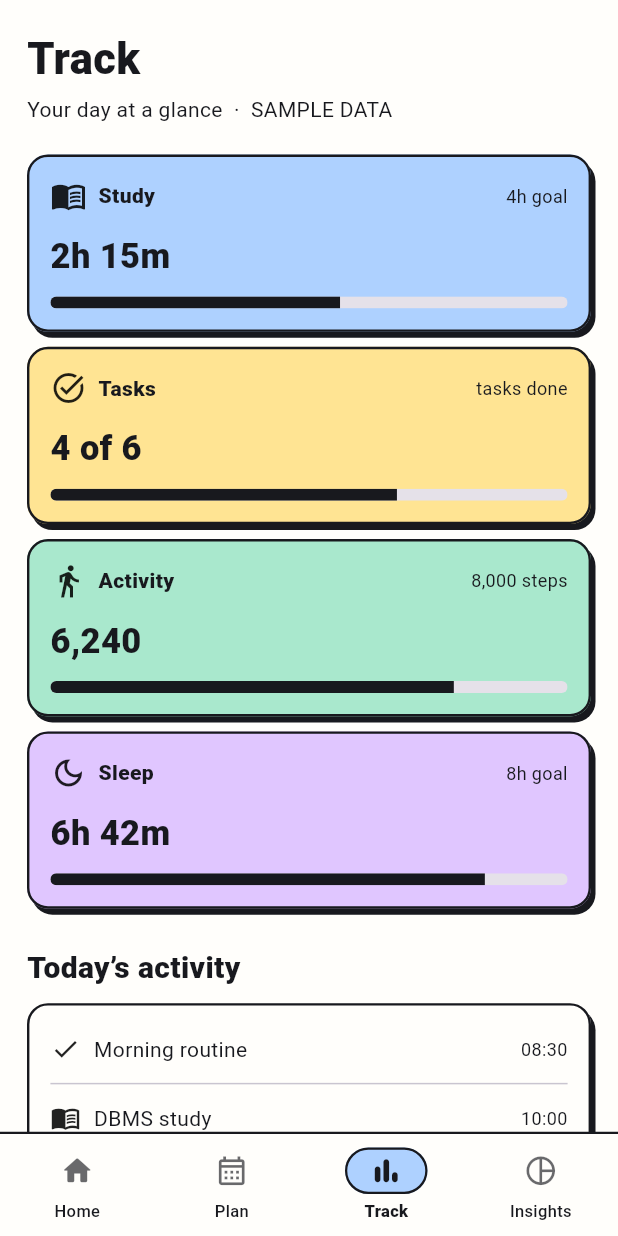
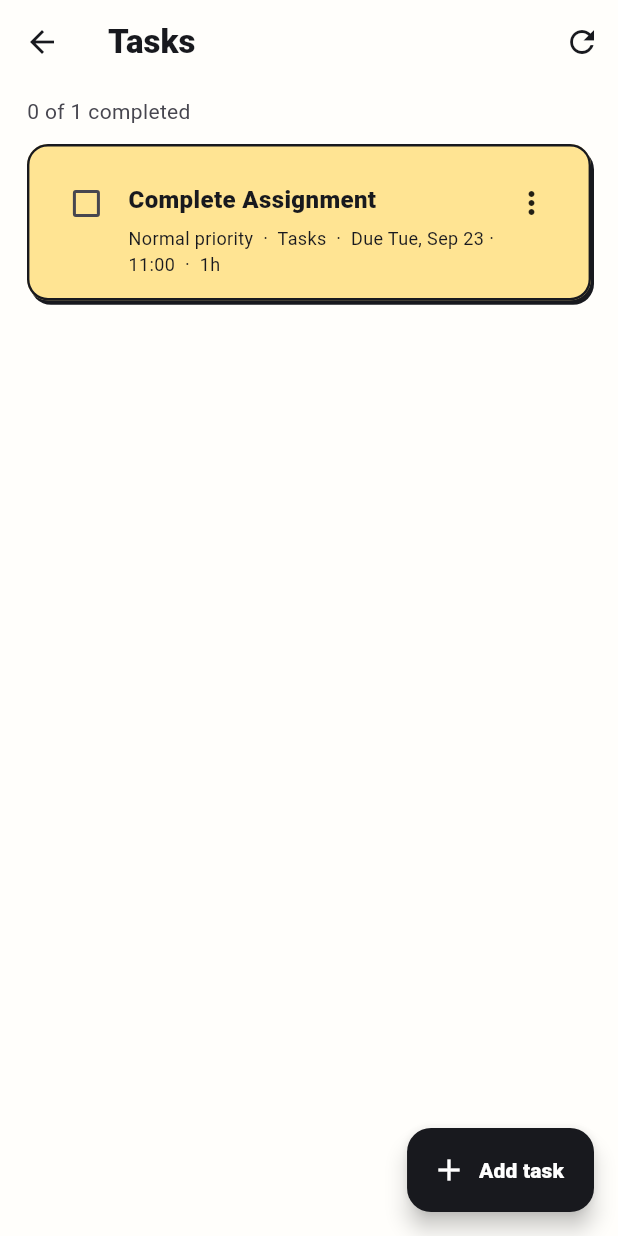
Before and after one commit to Gaoher-1207/omnia, a Flutter app: the screen it shows after launch, after a tap on "SKIP →", after a tap on "Tasks", on a phone screen of 412 x 824 dp. Run offline on Flutter 3.47's test engine with Material 3 defaults, Android fonts, the phone set to English and light mode, and no system bars.

Commit message:
Implement functional task management

```diff
--- a/Shehwaar/omnia_ui/lib/app.dart
+++ b/Shehwaar/omnia_ui/lib/app.dart
@@ -5,6 +5,7 @@ import 'package:omnia_ui/core/theme/app_colors.dart';
 import 'package:omnia_ui/core/theme/app_theme.dart';
 import 'package:omnia_ui/core/theme/theme_controller.dart';
 import 'package:omnia_ui/features/plan/revision_controller.dart';
+import 'package:omnia_ui/features/tasks/task_controller.dart';
 import 'package:omnia_ui/features/home/home_page.dart';
 import 'package:omnia_ui/features/insights/insights_page.dart';
 import 'package:omnia_ui/features/plan/plan_page.dart';
@@ -29,11 +30,13 @@ class _OmniaAppState extends State<OmniaApp> {
     session: dependencies.initialRevisionSession,
     repository: dependencies.study,
   );
+  late final tasks = TaskController(dependencies.tasks)..load();
 
   @override
   void dispose() {
     theme.dispose();
     revision.dispose();
+    tasks.dispose();
     super.dispose();
   }
 
@@ -44,6 +47,8 @@ class _OmniaAppState extends State<OmniaApp> {
       controller: theme,
       child: RevisionScope(
         controller: revision,
+        child: TaskScope(
+          controller: tasks,
           child: ValueListenableBuilder<ThemeMode>(
             valueListenable: theme,
             builder: (context, mode, _) => MaterialApp(
@@ -56,6 +61,7 @@ class _OmniaAppState extends State<OmniaApp> {
                   ? const OmniaHome()
                   : OnboardingPage(
                       onSkip: () => setState(() => _onboardingComplete = true),
+                    ),
             ),
           ),
         ),
--- a/Shehwaar/omnia_ui/lib/features/home/home_page.dart
+++ b/Shehwaar/omnia_ui/lib/features/home/home_page.dart
@@ -3,6 +3,8 @@ import 'package:omnia_ui/core/widgets/info_dialog.dart';
 import 'package:omnia_ui/features/settings/settings_page.dart';
 import 'package:omnia_ui/features/plan/plan_item.dart';
 import 'package:omnia_ui/features/plan/revision_controller.dart';
+import 'package:omnia_ui/features/tasks/task_controller.dart';
+import 'package:omnia_ui/features/tasks/tasks_page.dart';
 import 'package:omnia_ui/core/theme/app_colors.dart';
 import 'package:omnia_ui/core/theme/app_theme.dart';
 import 'package:omnia_ui/core/widgets/hard_card.dart';
@@ -132,14 +134,24 @@ class HomePage extends StatelessWidget {
           ),
           SizedBox(width: 10),
           Expanded(
-            child: CategoryCard(
-              icon: Icons.task_alt,
-              title: 'Tasks',
-              amount: '4 / 6',
-              goal: 'completed',
-              progress: .67,
-              color: yellow,
-              onTap: openTrack,
+            child: Builder(
+              builder: (context) {
+                final tasks = TaskScope.of(context);
+                final total = tasks.tasks.length;
+                final done = tasks.completedCount;
+                return CategoryCard(
+                  icon: Icons.task_alt,
+                  title: 'Tasks',
+                  amount: '$done / $total',
+                  goal: 'completed',
+                  progress: total == 0 ? 0 : done / total,
+                  color: yellow,
+                  onTap: () => Navigator.push<void>(
+                    context,
+                    MaterialPageRoute(builder: (_) => const TasksPage()),
+                  ),
+                );
+              },
             ),
           ),
         ],
--- /dev/null
+++ b/Shehwaar/omnia_ui/lib/features/tasks/task_controller.dart
@@ -0,0 +1,105 @@
+import 'package:flutter/widgets.dart';
+import 'package:omnia_ui/features/tasks/domain/task.dart';
+import 'package:omnia_ui/features/tasks/domain/task_repository.dart';
+
+/// App-owned task state. The repository is the source of truth; this mirrors
+/// it and applies the entities returned by each successful operation.
+class TaskController extends ChangeNotifier {
+  TaskController(this._repository);
+  final TaskRepository _repository;
+
+  List<Task> _tasks = const [];
+  bool _loading = false, _loaded = false, _disposed = false;
+  Object? _loadError;
+  final _busy = <String>{};
+
+  /// Open tasks first, then by due date (undated last), then newest.
+  List<Task> get tasks => [..._tasks]..sort(_order);
+  bool get loading => _loading;
+  bool get loaded => _loaded;
+  Object? get loadError => _loadError;
+  int get completedCount => _tasks.where((task) => task.completed).length;
+  bool isBusy(String id) => _busy.contains(id);
+
+  static int _order(Task a, Task b) {
+    if (a.completed != b.completed) return a.completed ? 1 : -1;
+    final ad = a.dueAt, bd = b.dueAt;
+    if (ad != null && bd != null && ad != bd) return ad.compareTo(bd);
+    if ((ad == null) != (bd == null)) return ad == null ? 1 : -1;
+    return b.createdAt.compareTo(a.createdAt);
+  }
+
+  Future<void> load() async {
+    if (_loading) return;
+    _loading = true;
+    _loadError = null;
+    _notify();
+    try {
+      _tasks = await _repository.getTasks();
+      _loaded = true;
+    } catch (error) {
+      _loadError = error;
+    } finally {
+      _loading = false;
+      _notify();
+    }
+  }
+
+  /// Mutations return false on failure; state is left as the repository had it.
+  Future<bool> create(Task task) => _run(null, () async {
+    final created = await _repository.createTask(task);
+    _tasks = [..._tasks, created];
+  });
+
+  Future<bool> update(Task task) => _run(task.id, () async {
+    _replace(await _repository.updateTask(task));
+  });
+
+  Future<bool> setCompleted(String id, bool completed) => _run(id, () async {
+    _replace(await _repository.setCompleted(id, completed));
+  });
+
+  Future<bool> delete(String id) => _run(id, () async {
+    await _repository.deleteTask(id);
+    _tasks = [..._tasks.where((task) => task.id != id)];
+  });
+
+  void _replace(Task task) =>
+      _tasks = [for (final t in _tasks) t.id == task.id ? task : t];
+
+  /// Ignores a second operation on a task that already has one in flight.
+  Future<bool> _run(String? id, Future<void> Function() operation) async {
+    if (id != null && !_busy.add(id)) return false;
+    _notify();
+    try {
+      await operation();
+      return true;
+    } catch (_) {
+      return false;
+    } finally {
+      if (id != null) _busy.remove(id);
+      _notify();
+    }
+  }
+
+  void _notify() {
+    if (!_disposed) notifyListeners();
+  }
+
+  @override
+  void dispose() {
+    _disposed = true;
+    super.dispose();
+  }
+}
+
+class TaskScope extends InheritedNotifier<TaskController> {
+  const TaskScope({
+    super.key,
+    required TaskController controller,
+    required super.child,
+  }) : super(notifier: controller);
+
+  static TaskController of(BuildContext context) =>
+      context.dependOnInheritedWidgetOfExactType<TaskScope>()!.notifier!;
+}
--- /dev/null
+++ b/Shehwaar/omnia_ui/lib/features/tasks/task_format.dart
@@ -0,0 +1,49 @@
+import 'package:omnia_ui/core/models/omnia_category.dart';
+import 'package:omnia_ui/features/tasks/domain/task.dart';
+
+const _weekdays = ['Mon', 'Tue', 'Wed', 'Thu', 'Fri', 'Sat', 'Sun'];
+const _months = [
+  'Jan',
+  'Feb',
+  'Mar',
+  'Apr',
+  'May',
+  'Jun',
+  'Jul',
+  'Aug',
+  'Sep',
+  'Oct',
+  'Nov',
+  'Dec',
+];
+
+// ponytail: Task has one dueAt, so a date without a time is stored as local
+// midnight; add an explicit all-day flag to Task if midnight deadlines matter.
+bool isAllDay(DateTime local) => local.hour == 0 && local.minute == 0;
+
+String _two(int n) => n.toString().padLeft(2, '0');
+
+String formatDate(DateTime local) =>
+    '${_weekdays[local.weekday - 1]}, ${_months[local.month - 1]} ${local.day}';
+
+String formatDue(DateTime dueAt) {
+  final local = dueAt.toLocal();
+  return isAllDay(local)
+      ? formatDate(local)
+      : '${formatDate(local)} · ${_two(local.hour)}:${_two(local.minute)}';
+}
+
+String formatDuration(Duration duration) {
+  final hours = duration.inHours, minutes = duration.inMinutes % 60;
+  if (hours == 0) return '${minutes}m';
+  return minutes == 0 ? '${hours}h' : '${hours}h ${minutes}m';
+}
+
+String priorityLabel(TaskPriority priority) => switch (priority) {
+  TaskPriority.low => 'Low',
+  TaskPriority.normal => 'Normal',
+  TaskPriority.high => 'High',
+};
+
+String categoryLabel(OmniaCategory category) =>
+    category.name[0].toUpperCase() + category.name.substring(1);
--- /dev/null
+++ b/Shehwaar/omnia_ui/lib/features/tasks/tasks_page.dart
@@ -0,0 +1,245 @@
+import 'package:flutter/material.dart';
+import 'package:omnia_ui/core/theme/app_colors.dart';
+import 'package:omnia_ui/core/theme/app_theme.dart';
+import 'package:omnia_ui/core/widgets/hard_card.dart';
+import 'package:omnia_ui/core/widgets/solid_action.dart';
+import 'package:omnia_ui/features/tasks/domain/task.dart';
+import 'package:omnia_ui/features/tasks/task_controller.dart';
+import 'package:omnia_ui/features/tasks/task_form_page.dart';
+import 'package:omnia_ui/features/tasks/task_format.dart';
+
+class TasksPage extends StatelessWidget {
+  const TasksPage({super.key});
+
+  static void _failed(BuildContext context, String action) =>
+      ScaffoldMessenger.of(context).showSnackBar(
+        SnackBar(content: Text('Could not $action the task. Try again.')),
+      );
+
+  static void _openForm(
+    BuildContext context,
+    TaskController tasks, [
+    Task? task,
+  ]) => Navigator.push<void>(
+    context,
+    MaterialPageRoute(
+      builder: (_) => TaskFormPage(
+        initial: task,
+        onSave: task == null ? tasks.create : tasks.update,
+      ),
+    ),
+  );
+
+  static Future<void> _delete(
+    BuildContext context,
+    TaskController tasks,
+    Task task,
+  ) async {
+    final confirmed = await showDialog<bool>(
+      context: context,
+      builder: (context) => AlertDialog(
+        title: const Text('Delete task?'),
+        content: Text('“${task.title}” will be removed.'),
+        actions: [
+          TextButton(
+            onPressed: () => Navigator.pop(context, false),
+            child: const Text('Cancel'),
+          ),
+          TextButton(
+            onPressed: () => Navigator.pop(context, true),
+            child: const Text('Delete'),
+          ),
+        ],
+      ),
+    );
+    if (confirmed != true || !context.mounted) return;
+    if (!await tasks.delete(task.id) && context.mounted) {
+      _failed(context, 'delete');
+    }
+  }
+
+  @override
+  Widget build(BuildContext context) {
+    final tasks = TaskScope.of(context);
+    final items = tasks.tasks;
+    final Widget body;
+    if (!tasks.loaded && tasks.loadError == null) {
+      body = const Center(child: CircularProgressIndicator());
+    } else if (!tasks.loaded) {
+      body = _Message(
+        title: 'Tasks could not be loaded',
+        action: SolidAction(label: 'Try again', onTap: tasks.load),
+      );
+    } else if (items.isEmpty) {
+      body = const _Message(
+        title: 'No tasks yet',
+        detail: 'Add your first task to start planning your day.',
+      );
+    } else {
+      body = ListView(
+        padding: const EdgeInsets.fromLTRB(18, 8, 18, 96),
+        children: [
+          Text(
+            '${tasks.completedCount} of ${items.length} completed',
+            style: TextStyle(color: context.mutedForeground),
+          ),
+          const SizedBox(height: 12),
+          for (final task in items)
+            Padding(
+              padding: const EdgeInsets.only(bottom: 10),
+              child: _TaskCard(
+                key: ValueKey(task.id),
+                task: task,
+                busy: tasks.isBusy(task.id),
+                onToggle: (value) async {
+                  if (!await tasks.setCompleted(task.id, value) &&
+                      context.mounted) {
+                    _failed(context, 'update');
+                  }
+                },
+                onEdit: () => _openForm(context, tasks, task),
+                onDelete: () => _delete(context, tasks, task),
+              ),
+            ),
+        ],
+      );
+    }
+    return Scaffold(
+      backgroundColor: context.colors.surface,
+      appBar: AppBar(
+        title: const Text(
+          'Tasks',
+          style: TextStyle(fontWeight: FontWeight.w900),
+        ),
+        actions: [
+          IconButton(
+            tooltip: 'Refresh',
+            onPressed: tasks.loading ? null : tasks.load,
+            icon: const Icon(Icons.refresh),
+          ),
+        ],
+      ),
+      floatingActionButton: FloatingActionButton.extended(
+        onPressed: () => _openForm(context, tasks),
+        backgroundColor: context.actionBackground,
+        foregroundColor: context.actionForeground,
+        icon: const Icon(Icons.add),
+        label: const Text(
+          'Add task',
+          style: TextStyle(fontWeight: FontWeight.w800),
+        ),
+      ),
+      body: SafeArea(child: body),
+    );
+  }
+}
+
+class _Message extends StatelessWidget {
+  const _Message({required this.title, this.detail, this.action});
+  final String title;
+  final String? detail;
+  final Widget? action;
+  @override
+  Widget build(BuildContext context) => Center(
+    child: Padding(
+      padding: const EdgeInsets.all(24),
+      child: Column(
+        mainAxisSize: MainAxisSize.min,
+        children: [
+          Text(
+            title,
+            textAlign: TextAlign.center,
+            style: const TextStyle(fontSize: 20, fontWeight: FontWeight.w900),
+          ),
+          if (detail != null) ...[
+            const SizedBox(height: 6),
+            Text(detail!, textAlign: TextAlign.center),
+          ],
+          if (action != null) ...[const SizedBox(height: 16), action!],
+        ],
+      ),
+    ),
+  );
+}
+
+class _TaskCard extends StatelessWidget {
+  const _TaskCard({
+    super.key,
+    required this.task,
+    required this.busy,
+    required this.onToggle,
+    required this.onEdit,
+    required this.onDelete,
+  });
+  final Task task;
+  final bool busy;
+  final ValueChanged<bool> onToggle;
+  final VoidCallback onEdit, onDelete;
+
+  @override
+  Widget build(BuildContext context) {
+    final meta = [
+      '${priorityLabel(task.priority)} priority',
+      categoryLabel(task.category),
+      if (task.dueAt != null) 'Due ${formatDue(task.dueAt!)}',
+      if (task.estimatedDuration != null)
+        formatDuration(task.estimatedDuration!),
+    ];
+    return HardCard(
+      shadowOffset: const Offset(2, 3),
+      color: task.completed ? paper : yellow,
+      onTap: onEdit,
+      child: Row(
+        crossAxisAlignment: CrossAxisAlignment.start,
+        children: [
+          Checkbox(
+            value: task.completed,
+            onChanged: busy ? null : (value) => onToggle(value ?? false),
+          ),
+          const SizedBox(width: 4),
+          Expanded(
+            child: Padding(
+              padding: const EdgeInsets.only(top: 10),
+              child: Column(
+                crossAxisAlignment: CrossAxisAlignment.start,
+                children: [
+                  Text(
+                    task.title,
+                    style: TextStyle(
+                      fontSize: 16,
+                      fontWeight: FontWeight.w800,
+                      decoration: task.completed
+                          ? TextDecoration.lineThrough
+                          : null,
+                    ),
+                  ),
+                  if (task.description != null) ...[
+                    const SizedBox(height: 3),
+                    Text(
+                      task.description!,
+                      maxLines: 2,
+                      overflow: TextOverflow.ellipsis,
+                    ),
+                  ],
+                  const SizedBox(height: 6),
+                  Text(
+                    meta.join('  ·  '),
+                    style: const TextStyle(fontSize: 12),
+                  ),
+                ],
+              ),
+            ),
+          ),
+          PopupMenuButton<VoidCallback>(
+            tooltip: 'Task actions',
+            onSelected: (action) => action(),
+            itemBuilder: (_) => [
+              PopupMenuItem(value: onEdit, child: const Text('Edit')),
+              PopupMenuItem(value: onDelete, child: const Text('Delete')),
+            ],
+          ),
+        ],
+      ),
+    );
+  }
+}
```
Also changed, not shown: Shehwaar/omnia_ui/lib/features/tasks/task_form_page.dart (added, +232 -0 lines), 1 other file. Lines whose indentation alone changed are shown as unchanged.
